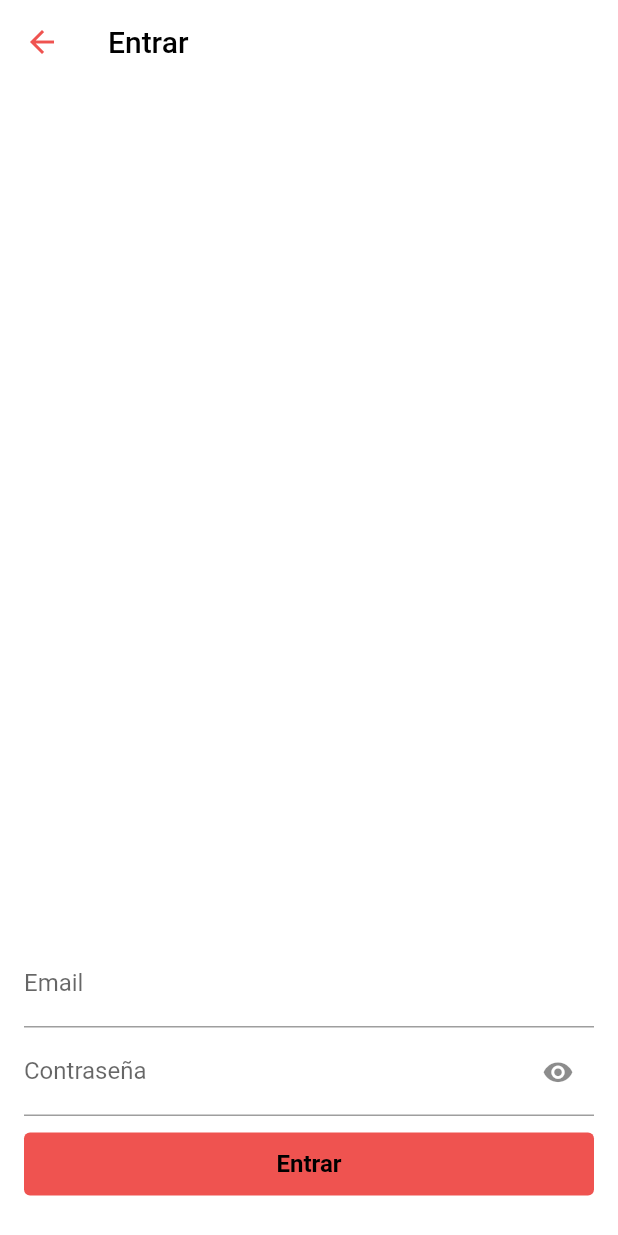
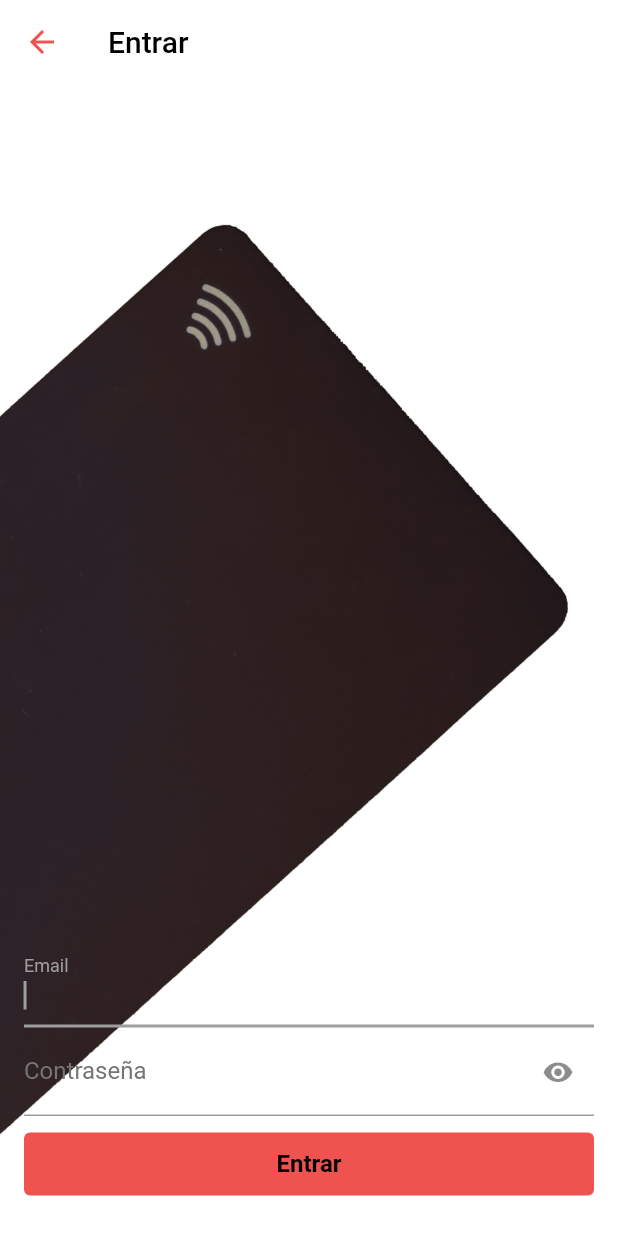
Before and after one commit to victorqnk/fondeadora_quotes, a Flutter app: the Home screen opened by its route, after a tap on the "exit to app" icon, after a tap on "Entrar", on a phone screen of 412 x 824 dp. Run offline on Flutter 3.47's test engine with Material 2 defaults, Android fonts, the phone set to English and light mode, and no system bars; our stand-ins replace email_validator; accounts and stored records are empty; network calls fail.

Commit message:
last improvements

```diff
--- a/lib/views/home.dart
+++ b/lib/views/home.dart
@@ -52,7 +52,9 @@ class Home extends StatelessWidget {
                   future: QuoteController().getQuote(),
                   builder: (context, AsyncSnapshot<Response> snapshot) {
                     if (snapshot.hasError) {
-                      return Center(child: Text('Algo salió  mal'));
+                      return Center(
+                        child: Text('Algo salió mal, ¿tienes Internet?'),
+                      );
                     }
 
                     if (snapshot.connectionState == ConnectionState.waiting) {
--- a/lib/views/login.dart
+++ b/lib/views/login.dart
@@ -37,7 +37,19 @@ class _LoginState extends State<Login> {
           style: TextStyle(color: Theme.of(context).primaryColor),
         ),
       ),
-      body: Form(
+      body: Container(
+        decoration: BoxDecoration(
+          image: DecorationImage(
+            image: AssetImage('images/card.png'),
+            colorFilter: ColorFilter.mode(
+              Colors.white,
+              BlendMode.dstATop,
+            ),
+            fit: BoxFit.cover,
+            alignment: Alignment.topLeft,
+          ),
+        ),
+        child: Form(
           key: _formKey,
           child: Padding(
             padding: EdgeInsets.all(16.0),
@@ -47,22 +59,26 @@ class _LoginState extends State<Login> {
                 TextFormField(
                   key: Key('email'),
                   controller: email,
+                  autofocus: true,
                   keyboardType: TextInputType.emailAddress,
-                decoration: const InputDecoration(labelText: 'Email'),
+                  decoration: const InputDecoration(
+                    labelText: 'Email',
+                    labelStyle: TextStyle(color: Colors.grey),
+                  ),
+                  style: TextStyle(color: Colors.grey.shade600),
                   validator: (val) {
                     return EmailValidator.validate(val!.trim())
                         ? null
                         : 'Ingresa un email válido';
                   },
-                // onSaved: (val) {
-                //   email.text = val!.trim();
-                // },
                 ),
                 TextFormField(
                   controller: password,
                   obscureText: hidden ? true : false,
+                  style: TextStyle(color: Colors.grey),
                   decoration: InputDecoration(
                     labelText: 'Contraseña',
+                    labelStyle: TextStyle(color: Colors.grey.shade600),
                     suffixIcon: IconButton(
                       onPressed: () {
                         setState(() {
@@ -103,6 +119,7 @@ class _LoginState extends State<Login> {
             ),
           ),
         ),
+      ),
     );
   }
 }
--- a/pubspec.yaml
+++ b/pubspec.yaml
@@ -30,3 +30,4 @@ flutter:
   uses-material-design: true
   assets:
     - images/mastercard.png
+    - images/card.png
```
Also changed, not shown: images/card.png (added), 1 other file. Lines whose indentation alone changed are shown as unchanged.
